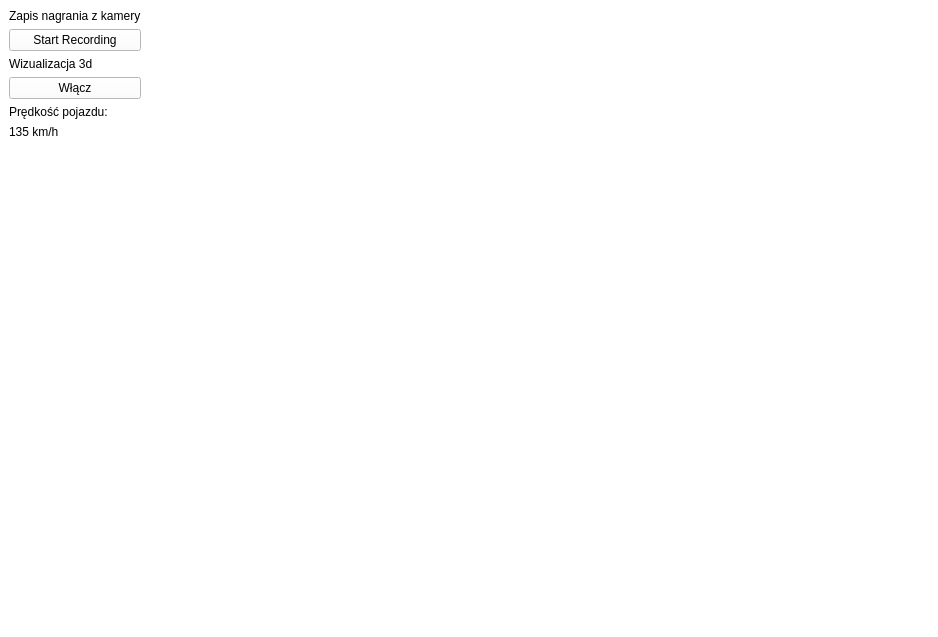
The window that Ui/mainwindow.ui (Dezinter8/Piper_Gui) describes before a commit, drawn with Qt 5.
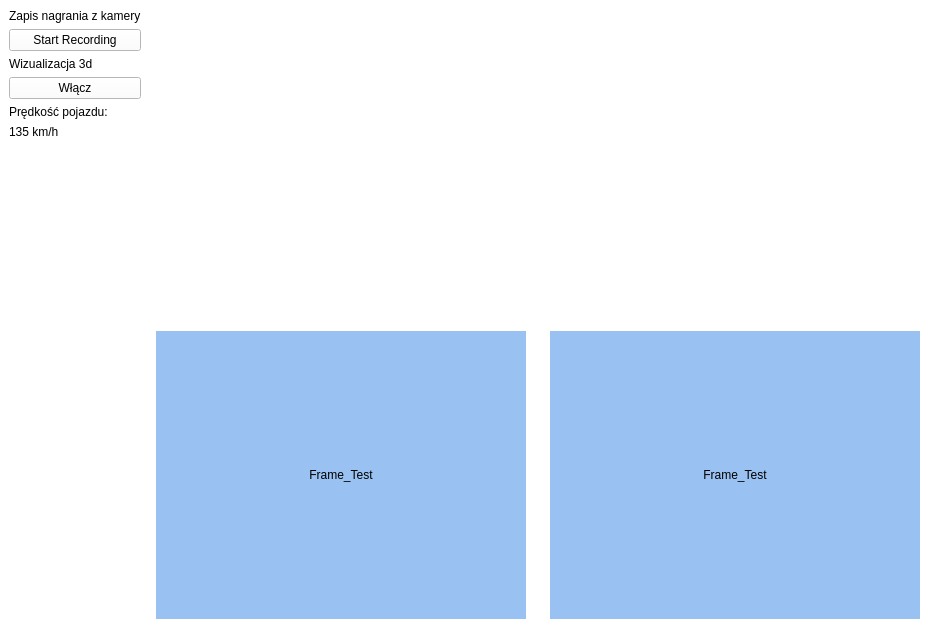
The same window after the commit.

Commit message: Poprawne ulokowanie vtk

```diff
--- a/Ui/mainwindow.ui
+++ b/Ui/mainwindow.ui
@@ -591,6 +591,12 @@
        </property>
        <item row="0" column="0">
         <widget class="QFrame" name="camera_frame">
+         <property name="sizePolicy">
+          <sizepolicy hsizetype="Expanding" vsizetype="Expanding">
+           <horstretch>0</horstretch>
+           <verstretch>0</verstretch>
+          </sizepolicy>
+         </property>
          <property name="minimumSize">
           <size>
            <width>320</width>
@@ -607,22 +613,12 @@
        </item>
        <item row="0" column="1">
         <widget class="QFrame" name="vtk_frame">
-         <property name="minimumSize">
-          <size>
-           <width>320</width>
-           <height>180</height>
-          </size>
+         <property name="sizePolicy">
+          <sizepolicy hsizetype="Expanding" vsizetype="Expanding">
+           <horstretch>0</horstretch>
+           <verstretch>0</verstretch>
+          </sizepolicy>
          </property>
-         <property name="frameShape">
-          <enum>QFrame::NoFrame</enum>
-         </property>
-         <property name="frameShadow">
-          <enum>QFrame::Raised</enum>
-         </property>
-        </widget>
-       </item>
-       <item row="1" column="0">
-        <widget class="QFrame" name="realtime_frame">
          <property name="minimumSize">
           <size>
            <width>320</width>
@@ -639,6 +635,12 @@
        </item>
        <item row="1" column="1">
         <widget class="QFrame" name="map_frame">
+         <property name="sizePolicy">
+          <sizepolicy hsizetype="Expanding" vsizetype="Expanding">
+           <horstretch>0</horstretch>
+           <verstretch>0</verstretch>
+          </sizepolicy>
+         </property>
          <property name="minimumSize">
           <size>
            <width>320</width>
@@ -651,6 +653,327 @@
          <property name="frameShadow">
           <enum>QFrame::Raised</enum>
          </property>
+         <layout class="QVBoxLayout" name="verticalLayout_2">
+          <item>
+           <widget class="QLabel" name="label_6">
+            <property name="palette">
+             <palette>
+              <active>
+               <colorrole role="Base">
+                <brush brushstyle="SolidPattern">
+                 <color alpha="255">
+                  <red>255</red>
+                  <green>255</green>
+                  <blue>255</blue>
+                 </color>
+                </brush>
+               </colorrole>
+               <colorrole role="Window">
+                <brush brushstyle="SolidPattern">
+                 <color alpha="255">
+                  <red>153</red>
+                  <green>193</green>
+                  <blue>241</blue>
+                 </color>
+                </brush>
+               </colorrole>
+              </active>
+              <inactive>
+               <colorrole role="Base">
+                <brush brushstyle="SolidPattern">
+                 <color alpha="255">
+                  <red>255</red>
+                  <green>255</green>
+                  <blue>255</blue>
+                 </color>
+                </brush>
+               </colorrole>
+               <colorrole role="Window">
+                <brush brushstyle="SolidPattern">
+                 <color alpha="255">
+                  <red>153</red>
+                  <green>193</green>
+                  <blue>241</blue>
+                 </color>
+                </brush>
+               </colorrole>
+              </inactive>
+              <disabled>
+               <colorrole role="Base">
+                <brush brushstyle="SolidPattern">
+                 <color alpha="255">
+                  <red>153</red>
+                  <green>193</green>
+                  <blue>241</blue>
+                 </color>
+                </brush>
+               </colorrole>
+               <colorrole role="Window">
+                <brush brushstyle="SolidPattern">
+                 <color alpha="255">
+                  <red>153</red>
+                  <green>193</green>
+                  <blue>241</blue>
+                 </color>
+                </brush>
+               </colorrole>
+              </disabled>
+             </palette>
+            </property>
+            <property name="layoutDirection">
+             <enum>Qt::LeftToRight</enum>
+            </property>
+            <property name="autoFillBackground">
+             <bool>true</bool>
+            </property>
+            <property name="text">
+             <string>Frame_Test</string>
+            </property>
+            <property name="textFormat">
+             <enum>Qt::RichText</enum>
+            </property>
+            <property name="alignment">
+             <set>Qt::AlignCenter</set>
+            </property>
+           </widget>
+          </item>
+         </layout>
+        </widget>
+       </item>
+       <item row="1" column="0">
+        <widget class="QFrame" name="realtime_frame">
+         <property name="sizePolicy">
+          <sizepolicy hsizetype="Expanding" vsizetype="Expanding">
+           <horstretch>0</horstretch>
+           <verstretch>0</verstretch>
+          </sizepolicy>
+         </property>
+         <property name="minimumSize">
+          <size>
+           <width>320</width>
+           <height>180</height>
+          </size>
+         </property>
+         <property name="frameShape">
+          <enum>QFrame::NoFrame</enum>
+         </property>
+         <property name="frameShadow">
+          <enum>QFrame::Raised</enum>
+         </property>
+         <layout class="QHBoxLayout" name="horizontalLayout_2">
+          <item>
+           <widget class="QLabel" name="label_5">
+            <property name="palette">
+             <palette>
+              <active>
+               <colorrole role="WindowText">
+                <brush brushstyle="SolidPattern">
+                 <color alpha="255">
+                  <red>0</red>
+                  <green>0</green>
+                  <blue>0</blue>
+                 </color>
+                </brush>
+               </colorrole>
+               <colorrole role="Button">
+                <brush brushstyle="SolidPattern">
+                 <color alpha="255">
+                  <red>255</red>
+                  <green>255</green>
+                  <blue>255</blue>
+                 </color>
+                </brush>
+               </colorrole>
+               <colorrole role="Light">
+                <brush brushstyle="SolidPattern">
+                 <color alpha="255">
+                  <red>255</red>
+                  <green>255</green>
+                  <blue>255</blue>
+                 </color>
+                </brush>
+               </colorrole>
+               <colorrole role="Midlight">
+                <brush brushstyle="SolidPattern">
+                 <color alpha="255">
+                  <red>255</red>
+                  <green>255</green>
+                  <blue>255</blue>
+                 </color>
+                </brush>
+               </colorrole>
+               <colorrole role="BrightText">
+                <brush brushstyle="SolidPattern">
+                 <color alpha="255">
+                  <red>255</red>
+                  <green>255</green>
+                  <blue>255</blue>
+                 </color>
+                </brush>
+               </colorrole>
+               <colorrole role="Base">
+                <brush brushstyle="SolidPattern">
+                 <color alpha="255">
+                  <red>255</red>
+                  <green>255</green>
+                  <blue>255</blue>
+                 </color>
+                </brush>
+               </colorrole>
+               <colorrole role="Window">
+                <brush brushstyle="SolidPattern">
+                 <color alpha="255">
+                  <red>153</red>
+                  <green>193</green>
+                  <blue>241</blue>
+                 </color>
+                </brush>
+               </colorrole>
+              </active>
+              <inactive>
+               <colorrole role="WindowText">
+                <brush brushstyle="SolidPattern">
+                 <color alpha="255">
+                  <red>0</red>
+                  <green>0</green>
+                  <blue>0</blue>
+                 </color>
+                </brush>
+               </colorrole>
+               <colorrole role="Button">
+                <brush brushstyle="SolidPattern">
+                 <color alpha="255">
+                  <red>255</red>
+                  <green>255</green>
+                  <blue>255</blue>
+                 </color>
+                </brush>
+               </colorrole>
+               <colorrole role="Light">
+                <brush brushstyle="SolidPattern">
+                 <color alpha="255">
+                  <red>255</red>
+                  <green>255</green>
+                  <blue>255</blue>
+                 </color>
+                </brush>
+               </colorrole>
+               <colorrole role="Midlight">
+                <brush brushstyle="SolidPattern">
+                 <color alpha="255">
+                  <red>255</red>
+                  <green>255</green>
+                  <blue>255</blue>
+                 </color>
+                </brush>
+               </colorrole>
+               <colorrole role="BrightText">
+                <brush brushstyle="SolidPattern">
+                 <color alpha="255">
+                  <red>255</red>
+                  <green>255</green>
+                  <blue>255</blue>
+                 </color>
+                </brush>
+               </colorrole>
+               <colorrole role="Base">
+                <brush brushstyle="SolidPattern">
+                 <color alpha="255">
+                  <red>255</red>
+                  <green>255</green>
+                  <blue>255</blue>
+                 </color>
+                </brush>
+               </colorrole>
+               <colorrole role="Window">
+                <brush brushstyle="SolidPattern">
+                 <color alpha="255">
+                  <red>153</red>
+                  <green>193</green>
+                  <blue>241</blue>
+                 </color>
+                </brush>
+               </colorrole>
+              </inactive>
+              <disabled>
+               <colorrole role="WindowText">
+                <brush brushstyle="SolidPattern">
+                 <color alpha="255">
+                  <red>127</red>
+                  <green>127</green>
+                  <blue>127</blue>
+                 </color>
+                </brush>
+               </colorrole>
+               <colorrole role="Button">
+                <brush brushstyle="SolidPattern">
+                 <color alpha="255">
+                  <red>255</red>
+                  <green>255</green>
+                  <blue>255</blue>
+                 </color>
+                </brush>
+               </colorrole>
+               <colorrole role="Light">
+                <brush brushstyle="SolidPattern">
+                 <color alpha="255">
+                  <red>255</red>
+                  <green>255</green>
+                  <blue>255</blue>
+                 </color>
+                </brush>
+               </colorrole>
+               <colorrole role="Midlight">
+                <brush brushstyle="SolidPattern">
+                 <color alpha="255">
+                  <red>255</red>
+                  <green>255</green>
+                  <blue>255</blue>
+                 </color>
+                </brush>
+               </colorrole>
+               <colorrole role="BrightText">
+                <brush brushstyle="SolidPattern">
+                 <color alpha="255">
+                  <red>255</red>
+                  <green>255</green>
+                  <blue>255</blue>
+                 </color>
+                </brush>
+               </colorrole>
+               <colorrole role="Base">
+                <brush brushstyle="SolidPattern">
+                 <color alpha="255">
+                  <red>153</red>
+                  <green>193</green>
+                  <blue>241</blue>
+                 </color>
+                </brush>
+               </colorrole>
+               <colorrole role="Window">
+                <brush brushstyle="SolidPattern">
+                 <color alpha="255">
+                  <red>153</red>
+                  <green>193</green>
+                  <blue>241</blue>
+                 </color>
+                </brush>
+               </colorrole>
+              </disabled>
+             </palette>
+            </property>
+            <property name="autoFillBackground">
+             <bool>true</bool>
+            </property>
+            <property name="text">
+             <string>Frame_Test</string>
+            </property>
+            <property name="alignment">
+             <set>Qt::AlignCenter</set>
+            </property>
+           </widget>
+          </item>
+         </layout>
         </widget>
        </item>
       </layout>
```
The commit also changes 2 other files.
